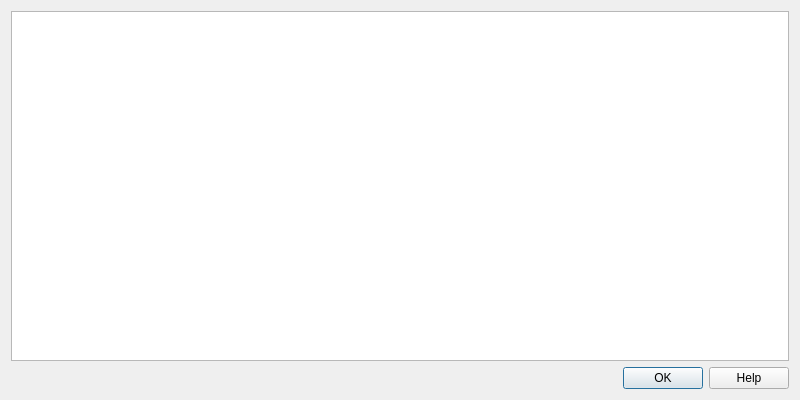
This is src/gui/textdialog.ui in albar965/littlenavmap as Qt 5 draws it before an edit. The edited form follows.
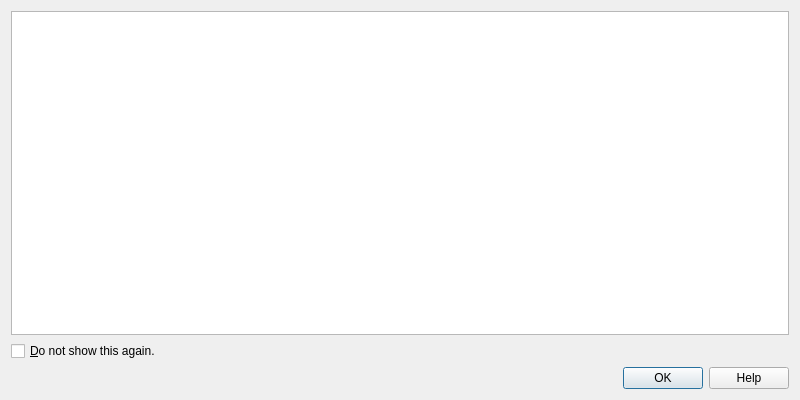
This is the edited form.

What changed in the file:
```diff
--- a/src/gui/textdialog.ui
+++ b/src/gui/textdialog.ui
@@ -30,6 +30,13 @@
      </property>
     </widget>
    </item>
+   <item>
+    <widget class="QCheckBox" name="checkBoxNotShowAgain">
+     <property name="text">
+      <string>&amp;Do not show this again.</string>
+     </property>
+    </widget>
+   </item>
    <item>
     <widget class="QDialogButtonBox" name="buttonBox">
      <property name="orientation">
```
